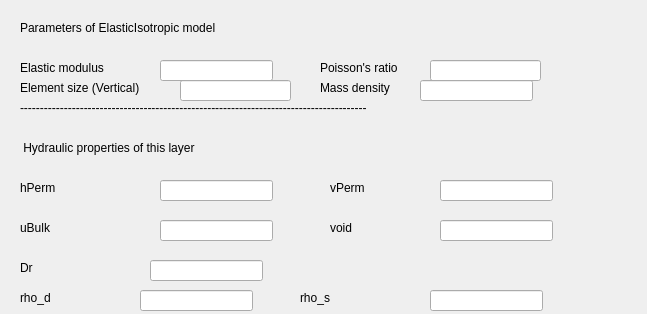
This is UI/ElasticIsotropic.ui in NHERI-SimCenter/QS3hark as Qt 5 draws it before an edit. The edited form follows.
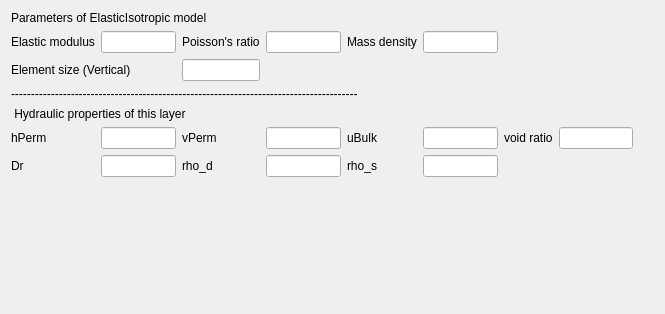
This is the edited form.

Commit message: Add material UIs to grid layout

The edit to the form file:
```diff
--- a/UI/ElasticIsotropic.ui
+++ b/UI/ElasticIsotropic.ui
@@ -6,308 +6,338 @@
    <rect>
     <x>0</x>
     <y>0</y>
-    <width>647</width>
+    <width>665</width>
     <height>314</height>
    </rect>
   </property>
   <property name="windowTitle">
    <string>Dialog</string>
   </property>
-  <widget class="QLabel" name="label">
-   <property name="geometry">
-    <rect>
-     <x>20</x>
-     <y>20</y>
-     <width>371</width>
-     <height>16</height>
-    </rect>
-   </property>
+  <layout class="QGridLayout" name="gridLayout">
+   <item row="5" column="6">
+    <widget class="QLabel" name="evoid_2">
+     <property name="text">
+      <string>void ratio</string>
+     </property>
+     <property name="alignment">
+      <set>Qt::AlignLeading|Qt::AlignLeft|Qt::AlignVCenter</set>
+     </property>
+    </widget>
+   </item>
+   <item row="2" column="0" colspan="2">
+    <widget class="QLabel" name="eSizeLabel">
    <property name="text">
-    <string>Parameters of ElasticIsotropic model  </string>
-   </property>
-  </widget>
+      <string>Element size (Vertical)</string>
+     </property>
+     <property name="alignment">
+      <set>Qt::AlignLeading|Qt::AlignLeft|Qt::AlignVCenter</set>
+     </property>
+    </widget>
+   </item>
+   <item row="5" column="10">
+    <spacer name="horizontalSpacer_2">
+     <property name="orientation">
+      <enum>Qt::Horizontal</enum>
+     </property>
+     <property name="sizeHint" stdset="0">
+      <size>
+       <width>40</width>
+       <height>20</height>
+      </size>
+     </property>
+    </spacer>
+   </item>
+   <item row="5" column="7">
+    <widget class="QLineEdit" name="voidEdt">
+     <property name="sizePolicy">
+      <sizepolicy hsizetype="Preferred" vsizetype="Fixed">
+       <horstretch>0</horstretch>
+       <verstretch>0</verstretch>
+      </sizepolicy>
+     </property>
+     <property name="alignment">
+      <set>Qt::AlignCenter</set>
+     </property>
+    </widget>
+   </item>
+   <item row="5" column="5">
+    <widget class="QLineEdit" name="uBulkEdt">
+     <property name="sizePolicy">
+      <sizepolicy hsizetype="Preferred" vsizetype="Fixed">
+       <horstretch>0</horstretch>
+       <verstretch>0</verstretch>
+      </sizepolicy>
+     </property>
+     <property name="alignment">
+      <set>Qt::AlignCenter</set>
+     </property>
+    </widget>
+   </item>
+   <item row="5" column="2">
+    <widget class="QLabel" name="vPerm_2">
+     <property name="text">
+      <string>vPerm</string>
+     </property>
+     <property name="alignment">
+      <set>Qt::AlignLeading|Qt::AlignLeft|Qt::AlignVCenter</set>
+     </property>
+    </widget>
+   </item>
+   <item row="1" column="3">
+    <widget class="QLineEdit" name="vEdt">
+     <property name="sizePolicy">
+      <sizepolicy hsizetype="Preferred" vsizetype="Fixed">
+       <horstretch>0</horstretch>
+       <verstretch>0</verstretch>
+      </sizepolicy>
+     </property>
+     <property name="alignment">
+      <set>Qt::AlignCenter</set>
+     </property>
+    </widget>
+   </item>
+   <item row="5" column="9">
+    <spacer name="horizontalSpacer">
+     <property name="orientation">
+      <enum>Qt::Horizontal</enum>
+     </property>
+     <property name="sizeHint" stdset="0">
+      <size>
+       <width>40</width>
+       <height>20</height>
+      </size>
+     </property>
+    </spacer>
+   </item>
+   <item row="8" column="2">
+    <spacer name="verticalSpacer">
+     <property name="orientation">
+      <enum>Qt::Vertical</enum>
+     </property>
+     <property name="sizeHint" stdset="0">
+      <size>
+       <width>20</width>
+       <height>40</height>
+      </size>
+     </property>
+    </spacer>
+   </item>
+   <item row="1" column="0">
   <widget class="QLabel" name="ELabel">
-   <property name="geometry">
-    <rect>
-     <x>20</x>
-     <y>60</y>
-     <width>101</width>
-     <height>16</height>
-    </rect>
-   </property>
    <property name="whatsThis">
     <string/>
    </property>
    <property name="text">
     <string>Elastic modulus</string>
    </property>
-  </widget>
-  <widget class="QLabel" name="vLabel">
-   <property name="geometry">
-    <rect>
-     <x>320</x>
-     <y>60</y>
-     <width>101</width>
-     <height>16</height>
-    </rect>
-   </property>
+     <property name="alignment">
+      <set>Qt::AlignLeading|Qt::AlignLeft|Qt::AlignVCenter</set>
+     </property>
+    </widget>
+   </item>
+   <item row="4" column="0" colspan="8">
+    <widget class="QLabel" name="label_14">
    <property name="text">
-    <string>Poisson's ratio</string>
-   </property>
-  </widget>
-  <widget class="QLabel" name="rho_2">
-   <property name="geometry">
-    <rect>
-     <x>320</x>
-     <y>80</y>
-     <width>91</width>
-     <height>16</height>
-    </rect>
-   </property>
+      <string> Hydraulic properties of this layer</string>
+     </property>
+    </widget>
+   </item>
+   <item row="7" column="4">
+    <widget class="QLabel" name="rho_sLabel">
    <property name="text">
-    <string>Mass density</string>
-   </property>
-  </widget>
-  <widget class="QLineEdit" name="EEdt">
-   <property name="geometry">
-    <rect>
-     <x>160</x>
-     <y>60</y>
-     <width>113</width>
-     <height>21</height>
-    </rect>
-   </property>
-  </widget>
-  <widget class="QLineEdit" name="vEdt">
-   <property name="geometry">
-    <rect>
-     <x>430</x>
-     <y>60</y>
-     <width>111</width>
-     <height>21</height>
-    </rect>
-   </property>
-  </widget>
+      <string>rho_s</string>
+     </property>
+     <property name="alignment">
+      <set>Qt::AlignLeading|Qt::AlignLeft|Qt::AlignVCenter</set>
+     </property>
+    </widget>
+   </item>
+   <item row="1" column="5">
   <widget class="QLineEdit" name="rhoEdt">
-   <property name="geometry">
-    <rect>
-     <x>420</x>
-     <y>80</y>
-     <width>113</width>
-     <height>21</height>
-    </rect>
-   </property>
-  </widget>
-  <widget class="QLabel" name="eSizeLabel">
-   <property name="geometry">
-    <rect>
-     <x>20</x>
-     <y>80</y>
-     <width>141</width>
-     <height>16</height>
-    </rect>
-   </property>
-   <property name="text">
-    <string>Element size (Vertical)</string>
-   </property>
-  </widget>
-  <widget class="QLineEdit" name="eSize">
-   <property name="geometry">
-    <rect>
-     <x>180</x>
-     <y>80</y>
-     <width>111</width>
-     <height>21</height>
-    </rect>
-   </property>
-  </widget>
+     <property name="sizePolicy">
+      <sizepolicy hsizetype="Preferred" vsizetype="Fixed">
+       <horstretch>0</horstretch>
+       <verstretch>0</verstretch>
+      </sizepolicy>
+     </property>
+     <property name="alignment">
+      <set>Qt::AlignCenter</set>
+     </property>
+    </widget>
+   </item>
+   <item row="5" column="4">
   <widget class="QLabel" name="uBulk_2">
-   <property name="geometry">
-    <rect>
-     <x>20</x>
-     <y>220</y>
-     <width>59</width>
-     <height>16</height>
-    </rect>
-   </property>
    <property name="text">
     <string>uBulk</string>
    </property>
-  </widget>
-  <widget class="QLabel" name="hPerm_2">
-   <property name="geometry">
-    <rect>
-     <x>20</x>
-     <y>180</y>
-     <width>59</width>
-     <height>16</height>
-    </rect>
-   </property>
-   <property name="text">
-    <string>hPerm</string>
-   </property>
-  </widget>
-  <widget class="QLabel" name="vPerm_2">
-   <property name="geometry">
-    <rect>
-     <x>330</x>
-     <y>180</y>
-     <width>59</width>
-     <height>16</height>
-    </rect>
-   </property>
-   <property name="text">
-    <string>vPerm</string>
-   </property>
-  </widget>
-  <widget class="QLabel" name="evoid_2">
-   <property name="geometry">
-    <rect>
-     <x>330</x>
-     <y>220</y>
-     <width>59</width>
-     <height>16</height>
-    </rect>
-   </property>
-   <property name="text">
-    <string>void</string>
-   </property>
-  </widget>
+     <property name="alignment">
+      <set>Qt::AlignLeading|Qt::AlignLeft|Qt::AlignVCenter</set>
+     </property>
+    </widget>
+   </item>
+   <item row="7" column="0">
   <widget class="QLabel" name="DrLabel">
-   <property name="geometry">
-    <rect>
-     <x>20</x>
-     <y>260</y>
-     <width>59</width>
-     <height>16</height>
-    </rect>
-   </property>
    <property name="text">
     <string>Dr</string>
    </property>
-  </widget>
+     <property name="alignment">
+      <set>Qt::AlignLeading|Qt::AlignLeft|Qt::AlignVCenter</set>
+     </property>
+    </widget>
+   </item>
+   <item row="7" column="3">
+    <widget class="QLineEdit" name="rho_dEdt">
+     <property name="sizePolicy">
+      <sizepolicy hsizetype="Preferred" vsizetype="Fixed">
+       <horstretch>0</horstretch>
+       <verstretch>0</verstretch>
+      </sizepolicy>
+     </property>
+     <property name="alignment">
+      <set>Qt::AlignCenter</set>
+     </property>
+    </widget>
+   </item>
+   <item row="7" column="2">
   <widget class="QLabel" name="rho_dLabel">
-   <property name="geometry">
-    <rect>
-     <x>20</x>
-     <y>290</y>
-     <width>59</width>
-     <height>16</height>
-    </rect>
-   </property>
    <property name="text">
     <string>rho_d</string>
    </property>
-  </widget>
-  <widget class="QLabel" name="rho_sLabel">
-   <property name="geometry">
-    <rect>
-     <x>300</x>
-     <y>290</y>
-     <width>59</width>
-     <height>16</height>
-    </rect>
-   </property>
+     <property name="alignment">
+      <set>Qt::AlignLeading|Qt::AlignLeft|Qt::AlignVCenter</set>
+     </property>
+    </widget>
+   </item>
+   <item row="1" column="1">
+    <widget class="QLineEdit" name="EEdt">
+     <property name="sizePolicy">
+      <sizepolicy hsizetype="Preferred" vsizetype="Fixed">
+       <horstretch>0</horstretch>
+       <verstretch>0</verstretch>
+      </sizepolicy>
+     </property>
+     <property name="alignment">
+      <set>Qt::AlignCenter</set>
+     </property>
+    </widget>
+   </item>
+   <item row="1" column="2">
+    <widget class="QLabel" name="vLabel">
    <property name="text">
-    <string>rho_s</string>
-   </property>
-  </widget>
-  <widget class="QLineEdit" name="uBulkEdt">
-   <property name="geometry">
-    <rect>
-     <x>160</x>
-     <y>220</y>
-     <width>113</width>
-     <height>21</height>
-    </rect>
-   </property>
-  </widget>
-  <widget class="QLineEdit" name="DrEdt">
-   <property name="geometry">
-    <rect>
-     <x>150</x>
-     <y>260</y>
-     <width>113</width>
-     <height>21</height>
-    </rect>
-   </property>
-  </widget>
+      <string>Poisson's ratio</string>
+     </property>
+     <property name="alignment">
+      <set>Qt::AlignLeading|Qt::AlignLeft|Qt::AlignVCenter</set>
+     </property>
+    </widget>
+   </item>
+   <item row="7" column="5">
+    <widget class="QLineEdit" name="rho_sEdt">
+     <property name="sizePolicy">
+      <sizepolicy hsizetype="Preferred" vsizetype="Fixed">
+       <horstretch>0</horstretch>
+       <verstretch>0</verstretch>
+      </sizepolicy>
+     </property>
+     <property name="alignment">
+      <set>Qt::AlignCenter</set>
+     </property>
+    </widget>
+   </item>
+   <item row="5" column="1">
   <widget class="QLineEdit" name="hPermEdt">
-   <property name="geometry">
-    <rect>
-     <x>160</x>
-     <y>180</y>
-     <width>113</width>
-     <height>21</height>
-    </rect>
-   </property>
-  </widget>
-  <widget class="QLineEdit" name="rho_dEdt">
-   <property name="geometry">
-    <rect>
-     <x>140</x>
-     <y>290</y>
-     <width>113</width>
-     <height>21</height>
-    </rect>
-   </property>
-  </widget>
-  <widget class="QLineEdit" name="voidEdt">
-   <property name="geometry">
-    <rect>
-     <x>440</x>
-     <y>220</y>
-     <width>113</width>
-     <height>21</height>
-    </rect>
-   </property>
-  </widget>
+     <property name="sizePolicy">
+      <sizepolicy hsizetype="Preferred" vsizetype="Fixed">
+       <horstretch>0</horstretch>
+       <verstretch>0</verstretch>
+      </sizepolicy>
+     </property>
+     <property name="alignment">
+      <set>Qt::AlignCenter</set>
+     </property>
+    </widget>
+   </item>
+   <item row="1" column="4">
+    <widget class="QLabel" name="rho_2">
+     <property name="text">
+      <string>Mass density</string>
+     </property>
+     <property name="alignment">
+      <set>Qt::AlignLeading|Qt::AlignLeft|Qt::AlignVCenter</set>
+     </property>
+    </widget>
+   </item>
+   <item row="5" column="3">
   <widget class="QLineEdit" name="vPermEdt">
-   <property name="geometry">
-    <rect>
-     <x>440</x>
-     <y>180</y>
-     <width>113</width>
-     <height>21</height>
-    </rect>
-   </property>
-  </widget>
-  <widget class="QLineEdit" name="rho_sEdt">
-   <property name="geometry">
-    <rect>
-     <x>430</x>
-     <y>290</y>
-     <width>113</width>
-     <height>21</height>
-    </rect>
-   </property>
-  </widget>
+     <property name="sizePolicy">
+      <sizepolicy hsizetype="Preferred" vsizetype="Fixed">
+       <horstretch>0</horstretch>
+       <verstretch>0</verstretch>
+      </sizepolicy>
+     </property>
+     <property name="alignment">
+      <set>Qt::AlignCenter</set>
+     </property>
+    </widget>
+   </item>
+   <item row="7" column="1">
+    <widget class="QLineEdit" name="DrEdt">
+     <property name="sizePolicy">
+      <sizepolicy hsizetype="Preferred" vsizetype="Fixed">
+       <horstretch>0</horstretch>
+       <verstretch>0</verstretch>
+      </sizepolicy>
+     </property>
+     <property name="alignment">
+      <set>Qt::AlignCenter</set>
+     </property>
+    </widget>
+   </item>
+   <item row="2" column="2">
+    <widget class="QLineEdit" name="eSize">
+     <property name="alignment">
+      <set>Qt::AlignCenter</set>
+     </property>
+    </widget>
+   </item>
+   <item row="0" column="0" colspan="8">
+    <widget class="QLabel" name="label">
+     <property name="text">
+      <string>Parameters of ElasticIsotropic model  </string>
+     </property>
+    </widget>
+   </item>
+   <item row="3" column="0" colspan="8">
   <widget class="QLabel" name="label_13">
-   <property name="geometry">
-    <rect>
-     <x>20</x>
-     <y>100</y>
-     <width>551</width>
-     <height>16</height>
-    </rect>
-   </property>
    <property name="text">
     <string>---------------------------------------------------------------------------------------</string>
    </property>
   </widget>
-  <widget class="QLabel" name="label_14">
-   <property name="geometry">
-    <rect>
-     <x>20</x>
-     <y>140</y>
-     <width>511</width>
-     <height>16</height>
-    </rect>
-   </property>
+   </item>
+   <item row="5" column="0">
+    <widget class="QLabel" name="hPerm_2">
    <property name="text">
-    <string> Hydraulic properties of this layer</string>
-   </property>
-  </widget>
+      <string>hPerm</string>
+     </property>
+     <property name="alignment">
+      <set>Qt::AlignLeading|Qt::AlignLeft|Qt::AlignVCenter</set>
+     </property>
+    </widget>
+   </item>
+   <item row="5" column="8">
+    <spacer name="horizontalSpacer_3">
+     <property name="orientation">
+      <enum>Qt::Horizontal</enum>
+     </property>
+     <property name="sizeHint" stdset="0">
+      <size>
+       <width>40</width>
+       <height>20</height>
+      </size>
+     </property>
+    </spacer>
+   </item>
+  </layout>
  </widget>
  <resources/>
  <connections/>
```
Lines whose indentation alone changed are shown as unchanged. The commit also changes 9 other files.
